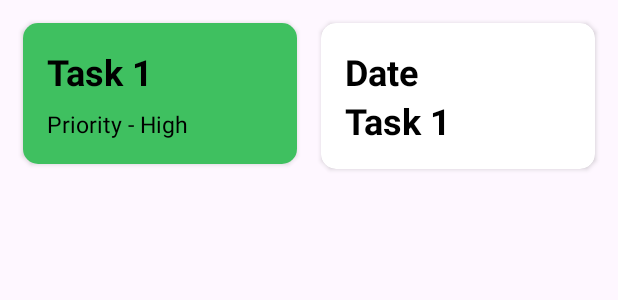
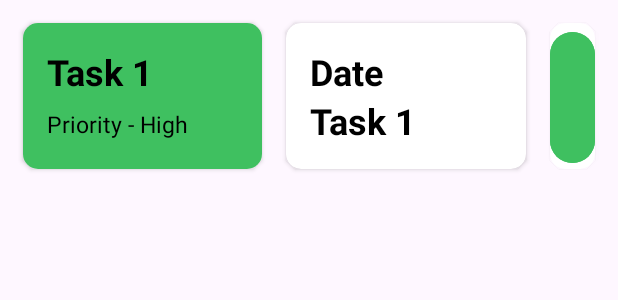
Before and after one commit to Tharusha200219/Task_Management_Application_Year_2_Sem_2, an Android app: the layout view.xml on its own in the app's theme, with its tools: preview values and no code run, on a phone screen of 412 x 824 dp. Shown: the top 300 px of the screen. Run offline under Robolectric (Android 15) with nearby library versions, the phone set to English and light mode, and no system bars; Roboto replaces fonts that are not available here.

Commit message:
some update

```diff
--- a/app/src/main/res/layout/activity_create_card.xml
+++ b/app/src/main/res/layout/activity_create_card.xml
@@ -64,7 +64,7 @@
             android:layout_width="wrap_content"
             android:layout_height="wrap_content"
             android:text="Save"
-            android:backgroundTint="#162328"
+            android:backgroundTint="@color/green"
             android:layout_gravity="start"
             android:layout_weight="1"
             android:layout_marginEnd="8dp"/>
@@ -75,7 +75,7 @@
             android:layout_width="wrap_content"
             android:layout_height="wrap_content"
             android:text="Back"
-            android:backgroundTint="#162328"
+            android:backgroundTint="@color/green"
             android:layout_gravity="end"
             android:layout_weight="1"
             android:layout_marginStart="8dp"/>
--- a/app/src/main/res/layout/view.xml
+++ b/app/src/main/res/layout/view.xml
@@ -3,7 +3,12 @@
     android:layout_width="match_parent"
     android:layout_height="wrap_content"
     android:padding="7dp"
-    xmlns:app="http://schemas.android.com/apk/res-auto">
+    xmlns:app="http://schemas.android.com/apk/res-auto"
+    android:orientation="horizontal">
+<LinearLayout
+    android:layout_width="match_parent"
+    android:layout_height="wrap_content"
+    android:orientation="horizontal">
 
     <!-- First LinearLayout -->
     <LinearLayout
@@ -14,9 +19,9 @@
 
         <androidx.cardview.widget.CardView
             android:layout_width="match_parent"
-            android:layout_height="wrap_content"
+            android:layout_height="match_parent"
             android:layout_margin="8dp"
-            android:background="@color/white"
+            android:background="@color/green"
             android:elevation="8dp"
             app:cardCornerRadius="10dp">
 
@@ -61,7 +66,7 @@
 
         <androidx.cardview.widget.CardView
             android:layout_width="match_parent"
-            android:layout_height="wrap_content"
+            android:layout_height="match_parent"
             android:layout_margin="8dp"
             android:background="@drawable/card_background"
             android:elevation="8dp"
@@ -74,8 +79,6 @@
                 android:orientation="vertical"
                 android:padding="16dp">
 
-
-
                 <TextView
                     android:id="@+id/namedate"
                     android:layout_width="match_parent"
@@ -85,6 +88,7 @@
                     android:textSize="24sp"
                     android:textColor="@color/black"
                     android:fontFamily="sans-serif"/>
+
                 <TextView
                     android:id="@+id/date"
                     android:layout_width="match_parent"
@@ -94,10 +98,35 @@
                     android:textSize="24sp"
                     android:textColor="@color/black"
                     android:fontFamily="sans-serif"/>
-
             </LinearLayout>
 
         </androidx.cardview.widget.CardView>
     </LinearLayout>
+    <!-- Save Button -->
+    <LinearLayout
+        android:layout_width="wrap_content"
+        android:layout_height="match_parent"
+
+        android:orientation="horizontal">
+        <androidx.cardview.widget.CardView
+            android:layout_width="match_parent"
+            android:layout_height="match_parent"
+            android:layout_margin="8dp"
+            android:background="@color/green"
+            android:elevation="8dp"
+            app:cardCornerRadius="10dp">
+
+        <Button
+            android:id="@+id/mylayout3"
+            android:layout_width="30dp"
+            android:layout_height="match_parent"
+            android:layout_marginTop="2dp"
+            android:backgroundTint="@color/green"
+            android:text="Save" />
+
+        </androidx.cardview.widget.CardView>
+    </LinearLayout>
+</LinearLayout>
+
 
 </LinearLayout>
```
